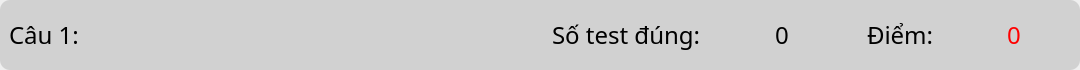
The window that UI_Files/result_frame.ui (hoangm960/Astraea) describes before a commit, drawn with Qt 5.
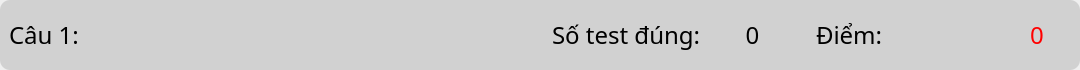
The same window after the commit.

What changed in the file:
```diff
--- a/UI_Files/result_frame.ui
+++ b/UI_Files/result_frame.ui
@@ -83,6 +83,12 @@
       </property>
       <item>
        <widget class="QLabel" name="test_file_label">
+        <property name="sizePolicy">
+         <sizepolicy hsizetype="Expanding" vsizetype="Preferred">
+          <horstretch>0</horstretch>
+          <verstretch>0</verstretch>
+         </sizepolicy>
+        </property>
         <property name="minimumSize">
          <size>
           <width>200</width>
@@ -183,44 +189,8 @@
               <property name="frameShadow">
                <enum>QFrame::Raised</enum>
               </property>
-              <layout class="QGridLayout" name="gridLayout_3">
-               <property name="leftMargin">
-                <number>0</number>
-               </property>
-               <property name="topMargin">
-                <number>0</number>
-               </property>
-               <property name="rightMargin">
-                <number>0</number>
-               </property>
-               <property name="bottomMargin">
-                <number>0</number>
-               </property>
-               <property name="spacing">
-                <number>0</number>
-               </property>
-               <item row="0" column="0">
-                <widget class="QFrame" name="frame_5">
-                 <property name="minimumSize">
-                  <size>
-                   <width>150</width>
-                   <height>0</height>
-                  </size>
-                 </property>
-                 <property name="maximumSize">
-                  <size>
-                   <width>16777215</width>
-                   <height>16777215</height>
-                  </size>
-                 </property>
-                 <property name="frameShape">
-                  <enum>QFrame::StyledPanel</enum>
-                 </property>
-                 <property name="frameShadow">
-                  <enum>QFrame::Raised</enum>
-                 </property>
-                 <layout class="QGridLayout" name="gridLayout_5">
-                  <item row="0" column="0">
+              <layout class="QHBoxLayout" name="horizontalLayout_4">
+               <item>
                    <widget class="QLabel" name="label">
                     <property name="font">
                      <font>
@@ -233,52 +203,14 @@
                     </property>
                    </widget>
                   </item>
-                 </layout>
-                </widget>
-               </item>
-               <item row="0" column="1">
-                <widget class="QFrame" name="frame_6">
-                 <property name="minimumSize">
-                  <size>
-                   <width>50</width>
-                   <height>0</height>
-                  </size>
-                 </property>
-                 <property name="maximumSize">
-                  <size>
-                   <width>50</width>
-                   <height>16777215</height>
-                  </size>
-                 </property>
-                 <property name="font">
-                  <font>
-                   <pointsize>15</pointsize>
-                  </font>
-                 </property>
-                 <property name="frameShape">
-                  <enum>QFrame::StyledPanel</enum>
-                 </property>
-                 <property name="frameShadow">
-                  <enum>QFrame::Raised</enum>
-                 </property>
-                 <layout class="QGridLayout" name="gridLayout_6">
-                  <property name="leftMargin">
-                   <number>0</number>
-                  </property>
-                  <property name="topMargin">
-                   <number>0</number>
-                  </property>
-                  <property name="rightMargin">
-                   <number>0</number>
-                  </property>
-                  <property name="bottomMargin">
-                   <number>0</number>
-                  </property>
-                  <property name="spacing">
-                   <number>0</number>
-                  </property>
-                  <item row="0" column="0">
+               <item>
                    <widget class="QLabel" name="correct_num">
+                 <property name="sizePolicy">
+                  <sizepolicy hsizetype="Expanding" vsizetype="Preferred">
+                   <horstretch>0</horstretch>
+                   <verstretch>0</verstretch>
+                  </sizepolicy>
+                 </property>
                     <property name="font">
                      <font>
                       <family>iCiel Effra Regular</family>
@@ -291,9 +223,6 @@
                     <property name="alignment">
                      <set>Qt::AlignCenter</set>
                     </property>
-                   </widget>
-                  </item>
-                 </layout>
                 </widget>
                </item>
               </layout>
@@ -307,44 +236,8 @@
               <property name="frameShadow">
                <enum>QFrame::Raised</enum>
               </property>
-              <layout class="QGridLayout" name="gridLayout_4">
-               <property name="leftMargin">
-                <number>20</number>
-               </property>
-               <property name="topMargin">
-                <number>0</number>
-               </property>
-               <property name="rightMargin">
-                <number>0</number>
-               </property>
-               <property name="bottomMargin">
-                <number>0</number>
-               </property>
-               <property name="spacing">
-                <number>0</number>
-               </property>
-               <item row="0" column="0">
-                <widget class="QFrame" name="frame_7">
-                 <property name="minimumSize">
-                  <size>
-                   <width>100</width>
-                   <height>0</height>
-                  </size>
-                 </property>
-                 <property name="maximumSize">
-                  <size>
-                   <width>100</width>
-                   <height>16777215</height>
-                  </size>
-                 </property>
-                 <property name="frameShape">
-                  <enum>QFrame::StyledPanel</enum>
-                 </property>
-                 <property name="frameShadow">
-                  <enum>QFrame::Raised</enum>
-                 </property>
-                 <layout class="QGridLayout" name="gridLayout_7">
-                  <item row="0" column="0">
+              <layout class="QHBoxLayout" name="horizontalLayout_5">
+               <item>
                    <widget class="QLabel" name="label_3">
                     <property name="font">
                      <font>
@@ -357,47 +250,14 @@
                     </property>
                    </widget>
                   </item>
-                 </layout>
-                </widget>
-               </item>
-               <item row="0" column="1">
-                <widget class="QFrame" name="frame_8">
-                 <property name="minimumSize">
-                  <size>
-                   <width>50</width>
-                   <height>0</height>
-                  </size>
-                 </property>
-                 <property name="maximumSize">
-                  <size>
-                   <width>50</width>
-                   <height>16777215</height>
-                  </size>
-                 </property>
-                 <property name="frameShape">
-                  <enum>QFrame::StyledPanel</enum>
-                 </property>
-                 <property name="frameShadow">
-                  <enum>QFrame::Raised</enum>
-                 </property>
-                 <layout class="QGridLayout" name="gridLayout_8">
-                  <property name="leftMargin">
-                   <number>0</number>
-                  </property>
-                  <property name="topMargin">
-                   <number>0</number>
-                  </property>
-                  <property name="rightMargin">
-                   <number>0</number>
-                  </property>
-                  <property name="bottomMargin">
-                   <number>0</number>
-                  </property>
-                  <property name="spacing">
-                   <number>0</number>
-                  </property>
-                  <item row="0" column="0">
+               <item>
                    <widget class="QLabel" name="Score_box">
+                 <property name="sizePolicy">
+                  <sizepolicy hsizetype="Expanding" vsizetype="Preferred">
+                   <horstretch>0</horstretch>
+                   <verstretch>0</verstretch>
+                  </sizepolicy>
+                 </property>
                     <property name="minimumSize">
                      <size>
                       <width>50</width>
@@ -425,9 +285,6 @@
                     <property name="alignment">
                      <set>Qt::AlignCenter</set>
                     </property>
-                   </widget>
-                  </item>
-                 </layout>
                 </widget>
                </item>
               </layout>
```
Lines whose indentation alone changed are shown as unchanged.
